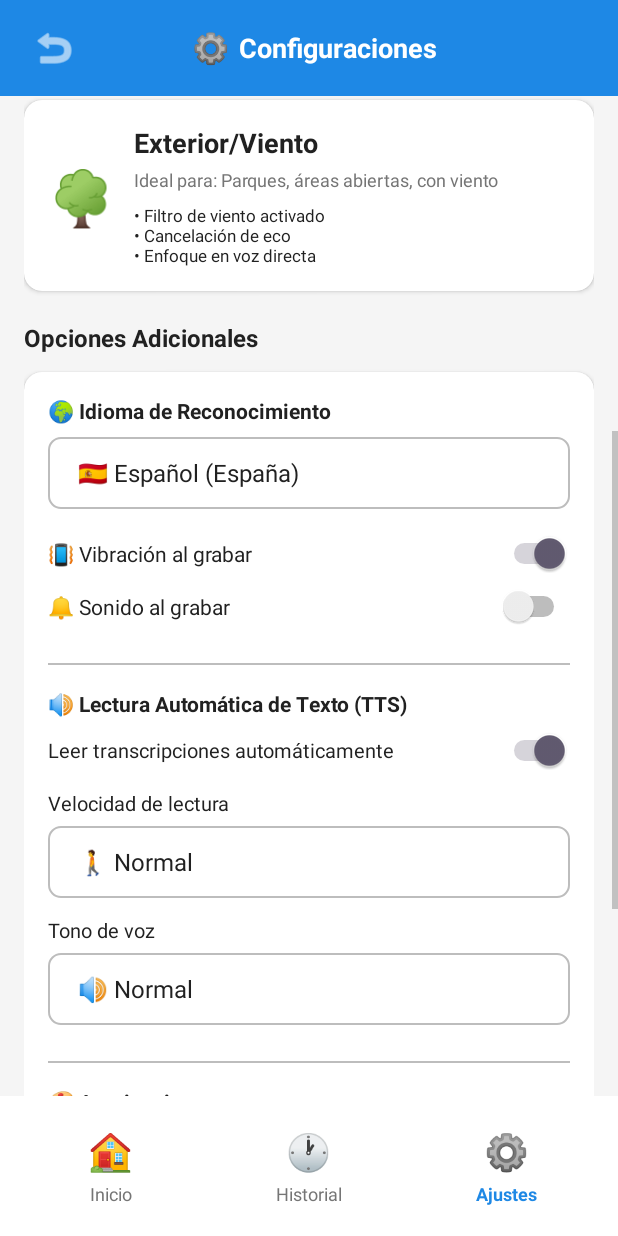
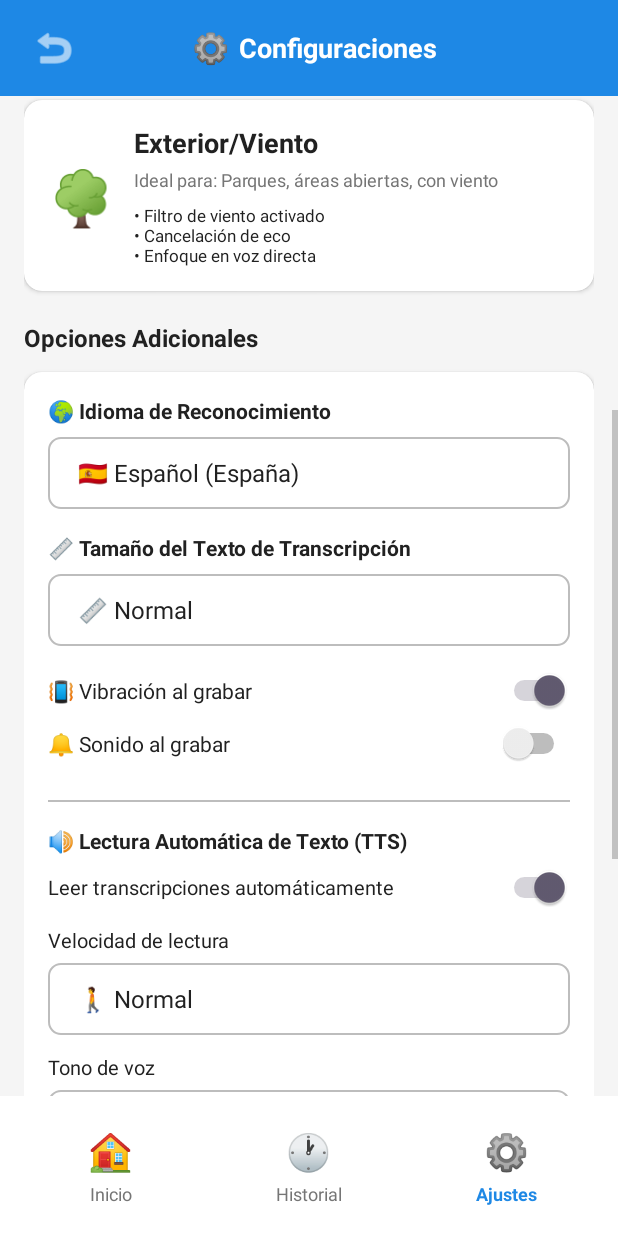
Before and after one commit to MsTrG099/UleamTesisAppAndroid, an Android app: the SettingsActivity screen opened directly, with no data from a screen before it, scrolled down 466 dp, on a phone screen of 412 x 824 dp. Run offline under Robolectric (Android 15) with nearby library versions, the phone set to English and light mode, and no system bars.

Commit message:
Commit 4: Cambios en el diseño y añadidos finales 2.

```diff
--- a/app/src/main/java/com/example/speachtotext/SettingsActivity.kt
+++ b/app/src/main/java/com/example/speachtotext/SettingsActivity.kt
@@ -32,6 +32,9 @@ class SettingsActivity : AppCompatActivity() {
 
     // Views para tema
     private lateinit var spinnerTheme: Spinner
+
+    // NUEVO: View para tamaño de texto
+    private lateinit var spinnerTextSize: Spinner
 
     // Navegación inferior
     private var btnBottomHome: View? = null
@@ -95,6 +98,7 @@ class SettingsActivity : AppCompatActivity() {
 
         initViews()
         setupLanguageSpinner()
+        setupTextSizeSpinner() // NUEVO
         setupTTSSpinners()
         setupThemeSpinner()
         loadSettings()
@@ -125,6 +129,9 @@ class SettingsActivity : AppCompatActivity() {
         // View de tema
         spinnerTheme = findViewById(R.id.spinnerTheme)
 
+        // NUEVO: View de tamaño de texto
+        spinnerTextSize = findViewById(R.id.spinnerTextSize)
+
         btnBottomHome = findViewById(R.id.btnBottomHome)
         btnBottomHistory = findViewById(R.id.btnBottomHistory)
     }
@@ -139,6 +146,18 @@ class SettingsActivity : AppCompatActivity() {
         val adapter = ArrayAdapter(this, android.R.layout.simple_spinner_item, languages)
         adapter.setDropDownViewResource(android.R.layout.simple_spinner_dropdown_item)
         spinnerLanguage.adapter = adapter
+    }
+
+    // NUEVO: Configurar spinner de tamaño de texto
+    private fun setupTextSizeSpinner() {
+        val textSizes = arrayOf(
+            "📏 Pequeño",
+            "📏 Normal",
+            "📏 Grande"
+        )
+        val adapter = ArrayAdapter(this, android.R.layout.simple_spinner_item, textSizes)
+        adapter.setDropDownViewResource(android.R.layout.simple_spinner_dropdown_item)
+        spinnerTextSize.adapter = adapter
     }
 
     private fun setupTTSSpinners() {
@@ -172,6 +191,10 @@ class SettingsActivity : AppCompatActivity() {
         val languageIndex = prefs.getInt("language", 0)
         spinnerLanguage.setSelection(languageIndex)
 
+        // NUEVO: Cargar tamaño de texto
+        val textSizeIndex = prefs.getInt("textSize", 1) // Default: Normal (índice 1)
+        spinnerTextSize.setSelection(textSizeIndex)
+
         switchVibration.isChecked = prefs.getBoolean("vibration", true)
         switchSoundFeedback.isChecked = prefs.getBoolean("soundFeedback", false)
 
@@ -201,6 +224,14 @@ class SettingsActivity : AppCompatActivity() {
         }
 
         spinnerLanguage.onItemSelectedListener = object : android.widget.AdapterView.OnItemSelectedListener {
+            override fun onItemSelected(parent: android.widget.AdapterView<*>?, view: android.view.View?, position: Int, id: Long) {
+                saveSettings()
+            }
+            override fun onNothingSelected(parent: android.widget.AdapterView<*>?) {}
+        }
+
+        // NUEVO: Listener para tamaño de texto
+        spinnerTextSize.onItemSelectedListener = object : android.widget.AdapterView.OnItemSelectedListener {
             override fun onItemSelected(parent: android.widget.AdapterView<*>?, view: android.view.View?, position: Int, id: Long) {
                 saveSettings()
             }
@@ -323,6 +354,9 @@ class SettingsActivity : AppCompatActivity() {
         editor.putBoolean("vibration", switchVibration.isChecked)
         editor.putBoolean("soundFeedback", switchSoundFeedback.isChecked)
 
+        // NUEVO: Guardar tamaño de texto
+        editor.putInt("textSize", spinnerTextSize.selectedItemPosition)
+
         // Guardar configuración de TTS
         editor.putBoolean("enableTTS", switchTTS.isChecked)
         editor.putInt("ttsSpeed", spinnerTTSSpeed.selectedItemPosition)
--- a/app/src/main/res/layout/activity_settings.xml
+++ b/app/src/main/res/layout/activity_settings.xml
@@ -419,6 +419,24 @@
                         android:minHeight="48dp"
                         android:background="@drawable/spinner_background"/>
 
+                    <!-- Tamaño de texto -->
+                    <TextView
+                        android:layout_width="match_parent"
+                        android:layout_height="wrap_content"
+                        android:text="📏 Tamaño del Texto de Transcripción"
+                        android:textSize="14sp"
+                        android:textStyle="bold"
+                        android:textColor="@color/text_primary"
+                        android:layout_marginBottom="8dp"/>
+
+                    <Spinner
+                        android:id="@+id/spinnerTextSize"
+                        android:layout_width="match_parent"
+                        android:layout_height="wrap_content"
+                        android:layout_marginBottom="16dp"
+                        android:minHeight="48dp"
+                        android:background="@drawable/spinner_background"/>
+
                     <!-- Vibración -->
                     <LinearLayout
                         android:layout_width="match_parent"
```
Also changed, not shown: app/src/main/java/com/example/speachtotext/AudioSettingsHelper.kt (+12 -0 lines), app/src/main/java/com/example/speachtotext/TranscriptionActivity.kt (+11 -0 lines).
